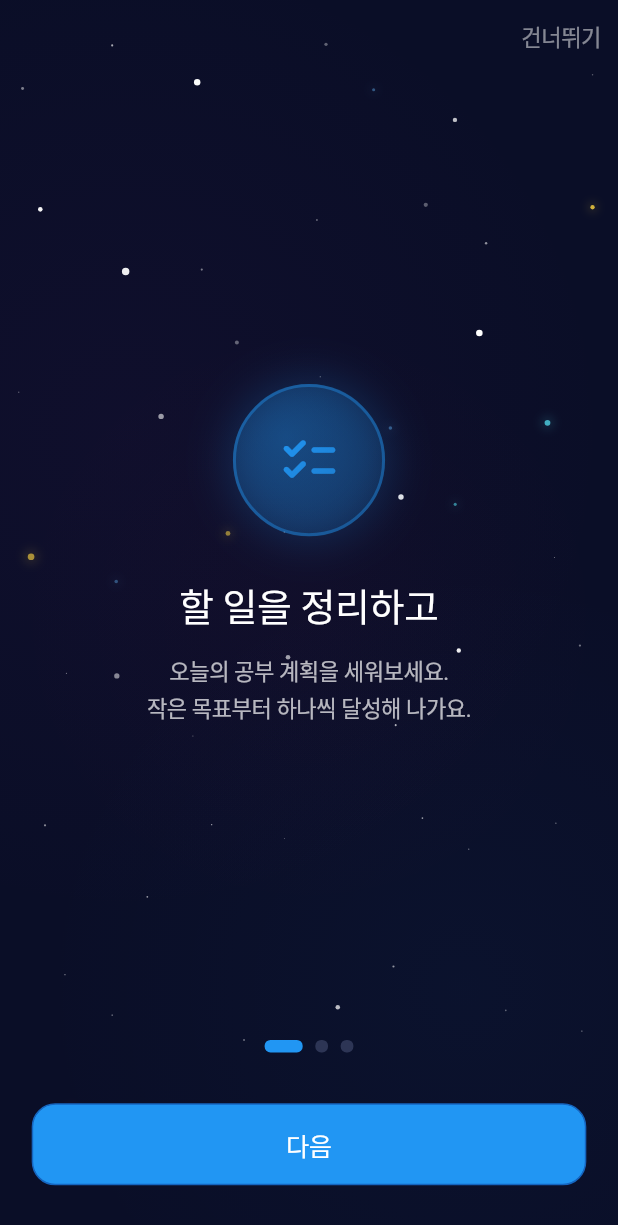
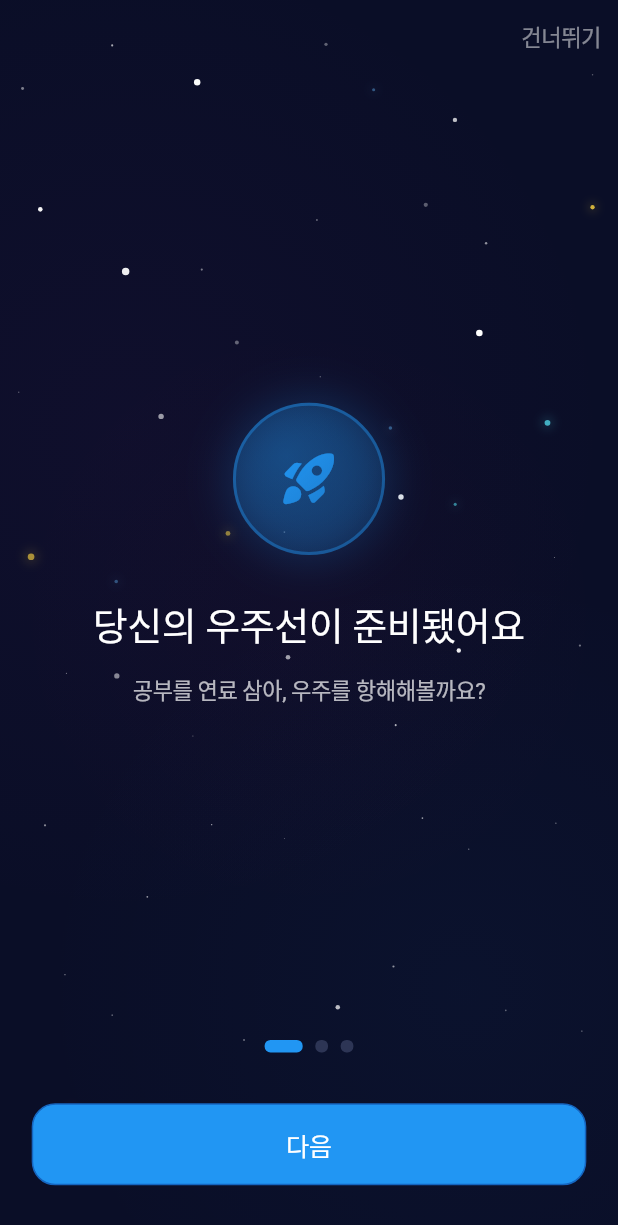
Before and after one commit to SpaceStudyShip/SpaceStudyShip-FE, a Flutter app: the OnboardingScreen screen opened by its route, on a phone screen of 412 x 824 dp. Shown: the top 1225 px of the screen. Run offline on Flutter 3.47's test engine with Material 3 defaults, Android fonts, the light colour scheme and no system bars; our stand-ins replace device_info_plus, dio, firebase_analytics, firebase_auth, firebase_core, firebase_crashlytics and 16 more; accounts and stored records are empty; generated files the repository leaves out were written again; Roboto replaces fonts that are missing (Pretendard-Medium, Pretendard-SemiBold).

Commit message:
feat: 온보딩 우주 테마 문구 개선 및 라우팅 수정 #14

```diff
--- a/lib/features/auth/presentation/screens/onboarding_screen.dart
+++ b/lib/features/auth/presentation/screens/onboarding_screen.dart
@@ -1,7 +1,6 @@
 import 'package:flutter/material.dart';
 import 'package:go_router/go_router.dart';
 import 'package:flutter_screenutil/flutter_screenutil.dart';
-
 import '../../../../core/constants/app_colors.dart';
 import '../../../../core/constants/spacing_and_radius.dart';
 import '../../../../core/constants/text_styles.dart';
@@ -27,22 +26,22 @@ class _OnboardingScreenState extends State<OnboardingScreen> {
 
   final List<_OnboardingData> _pages = [
     _OnboardingData(
-      icon: Icons.checklist_rounded,
+      icon: Icons.rocket_launch_rounded,
       color: AppColors.primary,
-      title: '할 일을 정리하고',
-      description: '오늘의 공부 계획을 세워보세요.\n작은 목표부터 하나씩 달성해 나가요.',
+      title: '당신의 우주선이 준비됐어요',
+      description: '공부를 연료 삼아, 우주를 항해해볼까요?',
     ),
     _OnboardingData(
-      icon: Icons.timer_rounded,
+      icon: Icons.local_gas_station_rounded,
       color: AppColors.accentGold,
-      title: '시간을 측정하고',
-      description: '집중 시간을 기록하면 연료가 충전돼요.\n꾸준히 공부하면 더 멀리 탐험할 수 있어요.',
+      title: '할 일을 끝내면 연료가 채워져요',
+      description: '매일 조금씩, 더 멀리 갈 수 있어요',
     ),
     _OnboardingData(
       icon: Icons.explore_rounded,
       color: AppColors.secondary,
-      title: '우주를 탐험해요',
-      description: '새로운 행성을 발견하고\n친구들과 함께 우주를 탐험해요!',
+      title: '어떤 행성을 발견하게 될까요?',
+      description: '지금 바로 첫 항해를 시작하세요',
     ),
   ];
 
@@ -59,11 +58,15 @@ class _OnboardingScreenState extends State<OnboardingScreen> {
         curve: Curves.easeInOut,
       );
     } else {
-      context.go(RoutePaths.home);
+      _completeOnboarding();
     }
   }
 
   void _skip() {
+    _completeOnboarding();
+  }
+
+  void _completeOnboarding() {
     context.go(RoutePaths.home);
   }
 
@@ -170,7 +173,7 @@ class _OnboardingScreenState extends State<OnboardingScreen> {
                 Padding(
                   padding: AppPadding.horizontal20,
                   child: AppButton(
-                    text: _currentPage == _pages.length - 1 ? '시작하기' : '다음',
+                    text: _currentPage == _pages.length - 1 ? '탐험 시작하기' : '다음',
                     onPressed: _nextPage,
                     width: double.infinity,
                     height: 56.h,
--- a/lib/routes/app_router.dart
+++ b/lib/routes/app_router.dart
@@ -77,9 +77,11 @@ final appRouterProvider = Provider<GoRouter>((ref) {
         return (location == RoutePaths.login) ? null : RoutePaths.login;
       }
 
-      // 로그인됨 + 인증 화면에 있으면 → 홈으로
+      // 로그인됨 + 인증 화면에 있으면
       if (isAuthRoute) {
-        return RoutePaths.home;
+        if (location == RoutePaths.login) return RoutePaths.onboarding;
+        if (location == RoutePaths.onboarding) return null;
+        return RoutePaths.home; // splash 등
       }
 
       return null;
@@ -117,7 +119,15 @@ final appRouterProvider = Provider<GoRouter>((ref) {
       GoRoute(
         path: RoutePaths.onboarding,
         name: 'onboarding',
-        builder: (context, state) => const OnboardingScreen(),
+        pageBuilder: (context, state) => CustomTransitionPage(
+          key: state.pageKey,
+          child: const OnboardingScreen(),
+          transitionDuration: const Duration(milliseconds: 400),
+          reverseTransitionDuration: const Duration(milliseconds: 300),
+          transitionsBuilder: (context, animation, secondaryAnimation, child) {
+            return FadeTransition(opacity: animation, child: child);
+          },
+        ),
       ),
 
       // ═══════════════════════════════════════════════════
```
